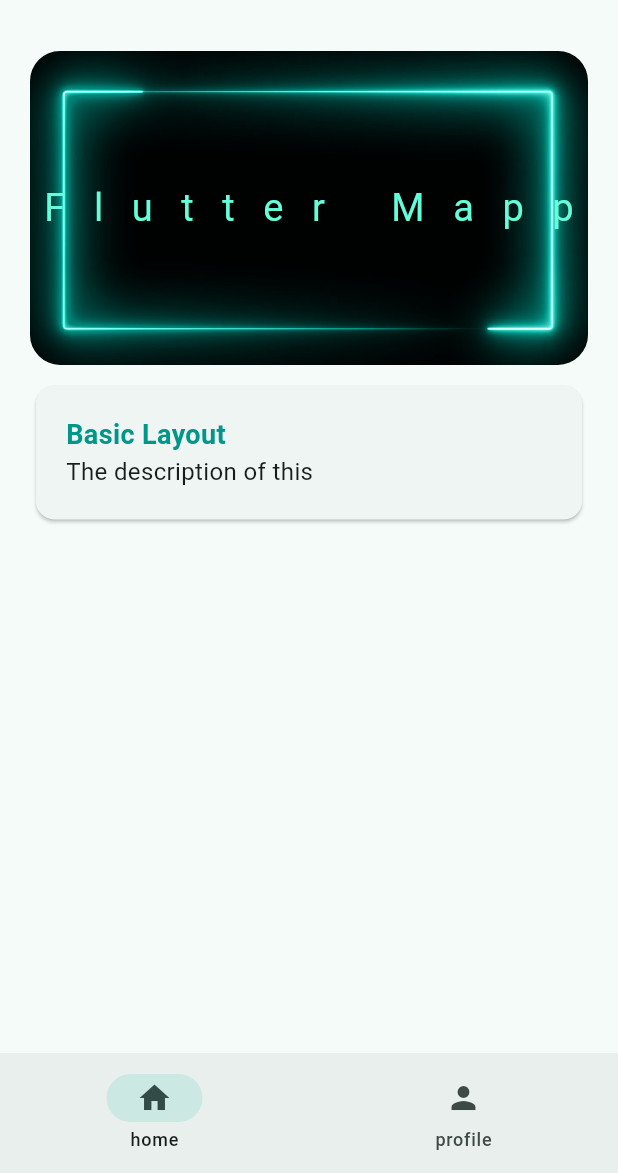
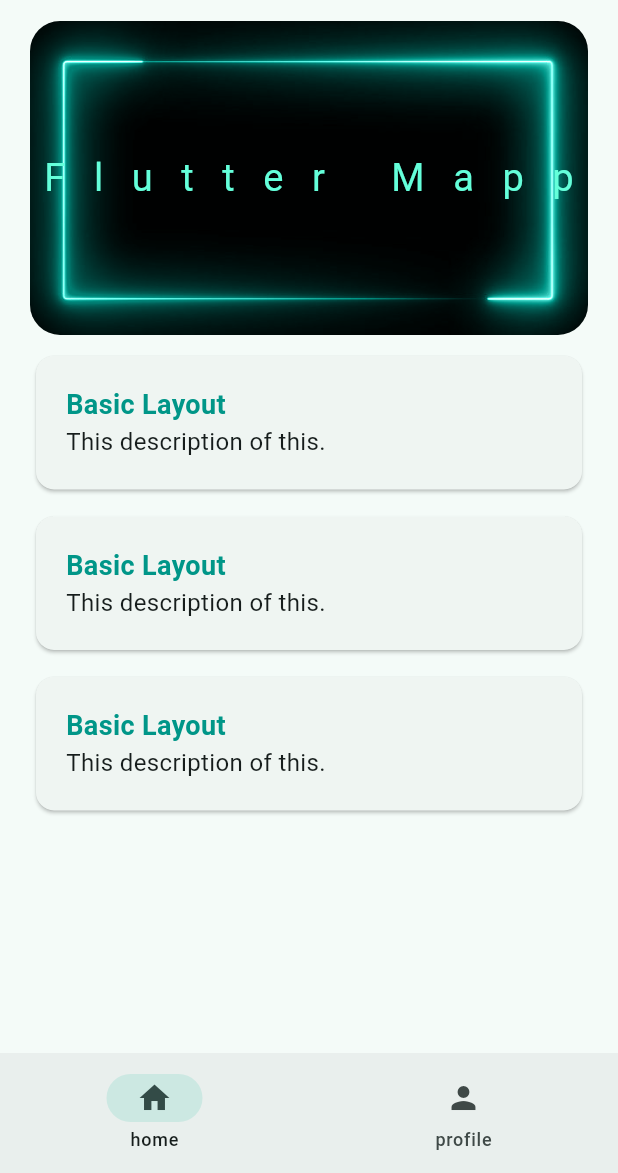
Before and after one commit to attreyabhatt/flutter_demo, a Flutter app: the WidgetTree screen opened directly, on a phone screen of 412 x 824 dp, the part 63-1236 px from its top. Run offline on Flutter 3.47's test engine with Material 3 defaults, Android fonts, the phone set to English and light mode, and no system bars; our stand-ins replace lottie, shared_preferences; accounts and stored records are empty.

Commit message:
some code seperation for resuable stuff

```diff
--- a/lib/views/pages/home_page.dart
+++ b/lib/views/pages/home_page.dart
@@ -1,5 +1,5 @@
 import 'package:flutter/material.dart';
-import 'package:flutter_demo/data/constants.dart';
+import 'package:flutter_demo/views/widgets/container_widget.dart';
 import 'package:flutter_demo/views/widgets/hero_widget.dart';
 
 class HomePage extends StatelessWidget {
@@ -8,29 +8,22 @@ class HomePage extends StatelessWidget {
   @override
   Widget build(BuildContext context) {
     return Padding(
-      padding: const EdgeInsets.all(20.0),
+      padding: const EdgeInsets.symmetric(horizontal: 20.0),
       child: SingleChildScrollView(
         child: Column(
           children: [
             HeroWidget(title: 'Flutter Mapp'),
-            Container(
-              padding: EdgeInsets.symmetric(vertical: 10.0),
-              width: double.infinity,
-              child: Card(
-                child: Padding(
-                  padding: const EdgeInsets.all(20.0),
-                  child: Column(
-                    crossAxisAlignment: CrossAxisAlignment.start,
-                    children: [
-                      Text('Basic Layout', style: KTextStyle.titleTealText),
-                      Text(
-                        'The description of this',
-                        style: KTextStyle.descriptionText,
-                      ),
-                    ],
-                  ),
-                ),
-              ),
+            ContainerWidget(
+              title: 'Basic Layout',
+              description: 'This description of this.',
+            ),
+            ContainerWidget(
+              title: 'Basic Layout',
+              description: 'This description of this.',
+            ),
+            ContainerWidget(
+              title: 'Basic Layout',
+              description: 'This description of this.',
             ),
           ],
         ),
--- /dev/null
+++ b/lib/views/widgets/container_widget.dart
@@ -0,0 +1,30 @@
+import 'package:flutter/material.dart';
+import 'package:flutter_demo/data/constants.dart';
+
+class ContainerWidget extends StatelessWidget {
+  const ContainerWidget({
+    super.key,
+    required this.title,
+    required this.description,
+  });
+  final String title, description;
+  @override
+  Widget build(BuildContext context) {
+    return Container(
+      padding: EdgeInsets.only(top: 10.0),
+      width: double.infinity,
+      child: Card(
+        child: Padding(
+          padding: const EdgeInsets.all(20.0),
+          child: Column(
+            crossAxisAlignment: CrossAxisAlignment.start,
+            children: [
+              Text(title, style: KTextStyle.titleTealText),
+              Text(description, style: KTextStyle.descriptionText),
+            ],
+          ),
+        ),
+      ),
+    );
+  }
+}
```
